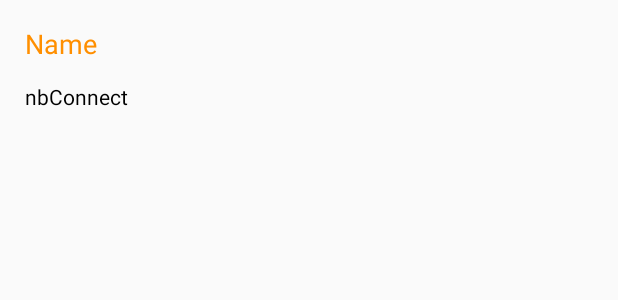
After one commit to RomainFrancony/ChannelMessaging, an Android app: the layout item_channel.xml on its own in the app's theme, with its tools: preview values and no code run, on a phone screen of 412 x 824 dp. The commit adds this screen. Shown: the top 300 px of the screen. Run offline under Robolectric (Android 15) with nearby library versions, the phone set to English and light mode, and no system bars.

Commit message:
login channel

```diff
--- a/app/src/main/java/com/francony/romain/channelmessaging/LoginActivity.java
+++ b/app/src/main/java/com/francony/romain/channelmessaging/LoginActivity.java
@@ -60,13 +60,11 @@ public class LoginActivity extends AppCompatActivity implements OnDowloadComplet
         if(retour.getResponse().equals("Ok")){
             Toast.makeText(getApplicationContext(), "Connexion réussie", Toast.LENGTH_SHORT).show();
             Intent intent = new Intent(getApplicationContext(),Channel.class);
-
             SharedPreferences settings = getSharedPreferences(STOCKAGE, 0);
             SharedPreferences.Editor editor = settings.edit();
             editor.putString("token",retour.getAccesstoken());
             editor.commit();
-        startActivity(intent);
-
+            startActivity(intent);
         }else{
             Toast.makeText(getApplicationContext(), "Connexion échouée", Toast.LENGTH_SHORT).show();
         }
--- /dev/null
+++ b/app/src/main/res/layout/item_channel.xml
@@ -0,0 +1,33 @@
+<?xml version="1.0" encoding="utf-8"?>
+<LinearLayout xmlns:android="http://schemas.android.com/apk/res/android"
+    xmlns:app="http://schemas.android.com/apk/res-auto"
+    android:orientation="vertical" android:layout_width="match_parent"
+    android:layout_height="match_parent"
+    app:layout_collapseParallaxMultiplier="1.0"
+    android:padding="25px">
+
+    <TextView
+        android:id="@+id/channelName"
+        android:textColor="@color/colorPrimary"
+        android:layout_width="match_parent"
+        android:layout_height="wrap_content"
+        android:text="Name"
+        android:textSize="18sp"
+        android:textAllCaps="false" />
+
+    <TextView
+        android:id="@+id/nbConnect"
+        android:textColor="@android:color/black"
+        android:layout_width="360dp"
+        android:layout_height="wrap_content"
+        android:text="nbConnect"
+        android:paddingTop="20px" />
+    <TextView
+        android:id="@+id/idChannel"
+        android:textColor="@android:color/black"
+        android:layout_width="360dp"
+        android:layout_height="wrap_content"
+        android:text="id"
+        android:visibility="invisible"
+        />
+</LinearLayout>
--- a/app/src/main/res/values/colors.xml
+++ b/app/src/main/res/values/colors.xml
@@ -1,6 +1,6 @@
 <?xml version="1.0" encoding="utf-8"?>
 <resources>
     <color name="colorPrimary">#FF8F00</color>
-    <color name="colorPrimaryDark">#D84315</color>
-    <color name="colorAccent">#EF6C00</color>
+    <color name="colorPrimaryDark">#d84315</color>
+    <color name="colorAccent">#ef6c00</color>
 </resources>
--- a/app/src/main/res/values/strings.xml
+++ b/app/src/main/res/values/strings.xml
@@ -1,4 +1,5 @@
 <resources>
     <string name="app_name">"Material Chat "</string>
     <string name="title_activity_channel">Choisir un channel</string>
+    <string name="title_activity_chat">Chat</string>
 </resources>
--- a/app/src/main/res/values/styles.xml
+++ b/app/src/main/res/values/styles.xml
@@ -17,4 +17,10 @@
 
     <style name="AppTheme.PopupOverlay" parent="ThemeOverlay.AppCompat.Light" />
 
+    <style
+        name="romainFull" parent="Theme.AppCompat.Light.NoActionBar">
+        <item name="colorPrimary">@color/colorPrimary</item>
+        <item name="colorPrimaryDark">@color/colorPrimaryDark</item>
+        <item name="colorAccent">@color/colorAccent</item>
+    </style>
 </resources>
```
Also changed, not shown: app/src/main/AndroidManifest.xml (+6 -1 lines), app/src/main/java/com/francony/romain/channelmessaging/Channel.java (+12 -14 lines), app/src/main/java/com/francony/romain/channelmessaging/Chat.java (added, +34 -0 lines), app/src/main/java/com/francony/romain/channelmessaging/ListeArrayAdapter.java (+19 -12 lines), app/src/main/res/layout/activity_channel.xml (+6 -2 lines), app/src/main/res/layout/activity_chat.xml (added, +52 -0 lines), app/src/main/res/layout/content_channel.xml (deleted, +0 -35 lines).
